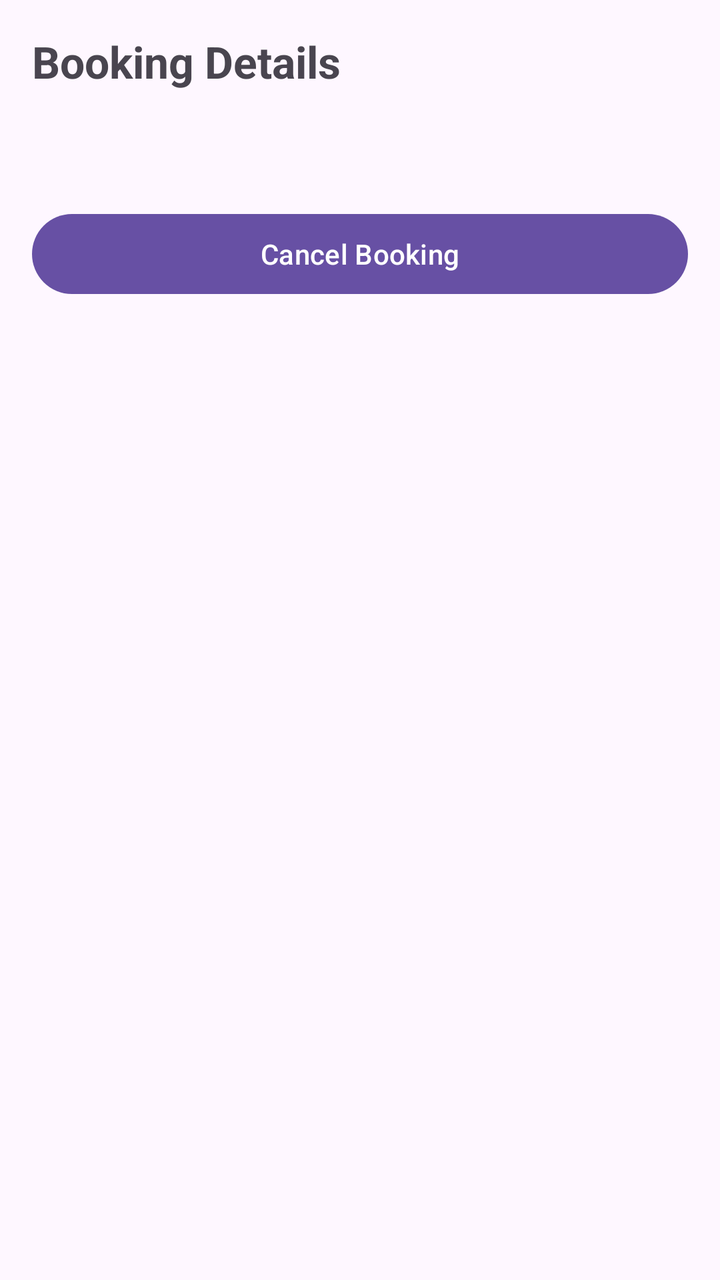
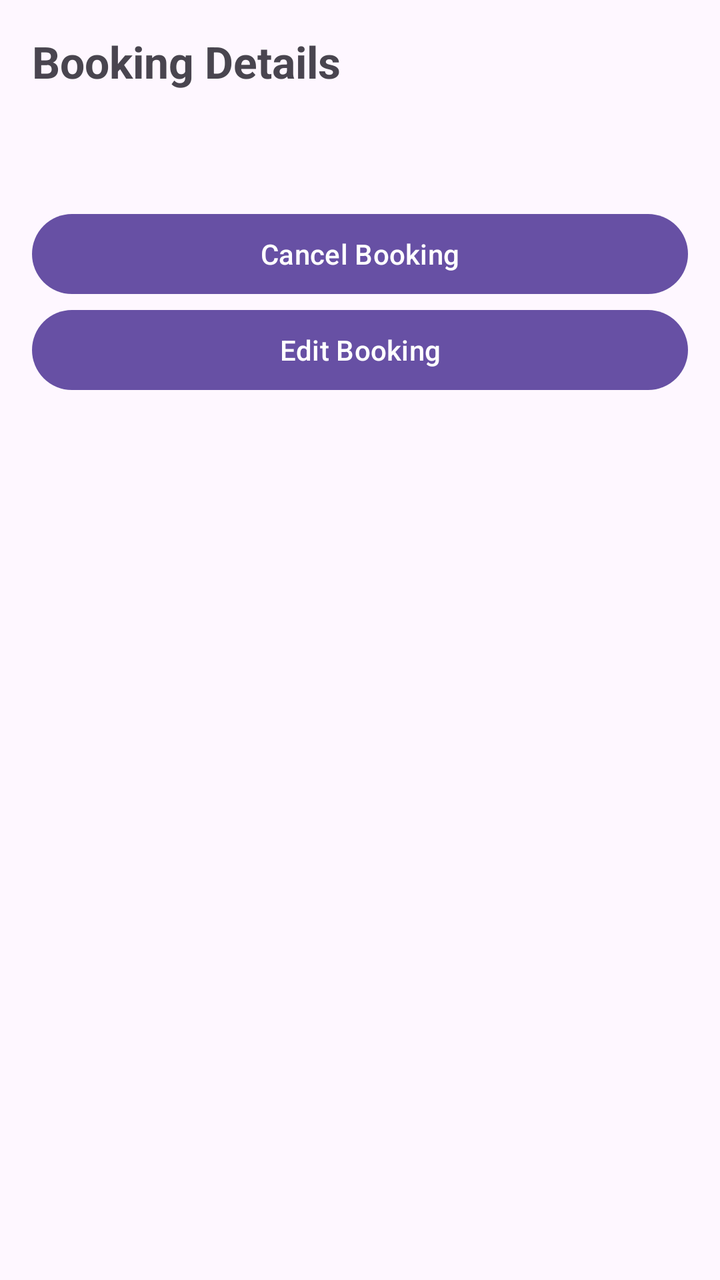

The first picture is an Android layout as it rendered before a commit; the second is the same layout after the commit. The layout source and the unified diff follow.
<!-- AndroidManifest.xml: application theme Theme.P2PRoomBooking -->
<!-- res/layout/activity_booking_detail.xml -->
<?xml version="1.0" encoding="utf-8"?>
<ScrollView xmlns:android="http://schemas.android.com/apk/res/android"
    android:layout_width="match_parent"
    android:layout_height="match_parent"
    android:padding="16dp">

    <LinearLayout
        android:layout_width="match_parent"
        android:layout_height="wrap_content"
        android:orientation="vertical">

        <TextView
            android:id="@+id/tvTitle"
            android:layout_width="wrap_content"
            android:layout_height="wrap_content"
            android:text="Booking Details"
            android:textSize="22sp"
            android:textStyle="bold"
            android:layout_marginBottom="16dp" />

        <TextView
            android:id="@+id/tvDetails"
            android:layout_width="match_parent"
            android:layout_height="wrap_content"
            android:textSize="16sp"
            android:lineSpacingExtra="4dp"
            android:layout_marginBottom="20dp" />

        <Button
            android:id="@+id/btnCancelBooking"
            android:layout_width="match_parent"
            android:layout_height="wrap_content"
            android:text="Cancel Booking" />

    </LinearLayout>

</ScrollView>
<!-- resources referenced by this layout -->
<resources>
  <style name="Theme.P2PRoomBooking" parent="Base.Theme.P2PRoomBooking" />
  <style name="Base.Theme.P2PRoomBooking" parent="Theme.Material3.DayNight.NoActionBar">
          
          
      </style>
</resources>

<!-- the commit's change to res/layout/activity_booking_detail.xml (unified diff, before → after) -->
@@ -31,7 +31,11 @@
             android:layout_width="match_parent"
             android:layout_height="wrap_content"
             android:text="Cancel Booking" />
-
+        <Button
+            android:id="@+id/btnEditBooking"
+            android:layout_width="match_parent"
+            android:layout_height="wrap_content"
+            android:text="Edit Booking"/>
     </LinearLayout>
 
 </ScrollView>
